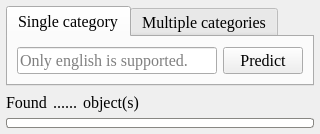
yatengLG/ISAT_with_segment_anything, file ISAT/ui/text_prompt_dock.ui: the form before one commit.
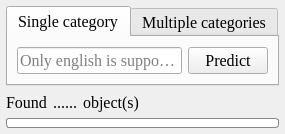
The form after the commit.

What changed in the file:
```diff
--- a/ISAT/ui/text_prompt_dock.ui
+++ b/ISAT/ui/text_prompt_dock.ui
@@ -6,10 +6,16 @@
    <rect>
     <x>0</x>
     <y>0</y>
-    <width>320</width>
+    <width>285</width>
     <height>134</height>
    </rect>
   </property>
+  <property name="minimumSize">
+   <size>
+    <width>285</width>
+    <height>0</height>
+   </size>
+  </property>
   <property name="font">
    <font>
     <family>Times New Roman</family>
```
